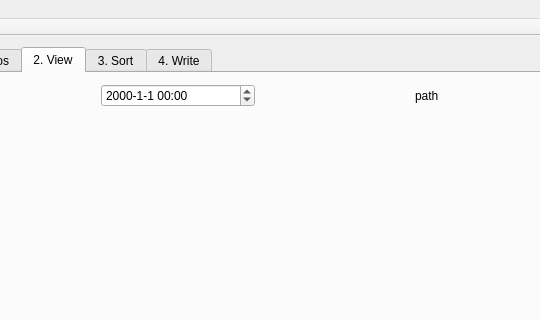
Before: the Qt Designer form src/mainwindow.ui in tdegeus/chroto, drawn with Qt 5; both pictures show x 100 to 640 and y 0 to 320 of the 889 by 646 pixel window.
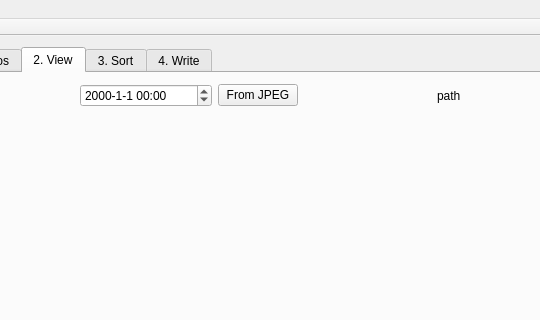
After: the same form once the commit is applied. The open tabs and pages were chosen to show the change.

Commit message: Added option to re-use JPEG time

```diff
--- a/src/mainwindow.ui
+++ b/src/mainwindow.ui
@@ -1058,6 +1058,13 @@
             </property>
            </widget>
           </item>
+          <item>
+           <widget class="QPushButton" name="tV_pushButton_fromJpeg">
+            <property name="text">
+             <string>From JPEG</string>
+            </property>
+           </widget>
+          </item>
           <item>
            <spacer name="horizontalSpacer_2">
             <property name="orientation">
```
Left out of the diff: 2 changed lines with no effect on the pictures. The commit also changes 2 other files.
